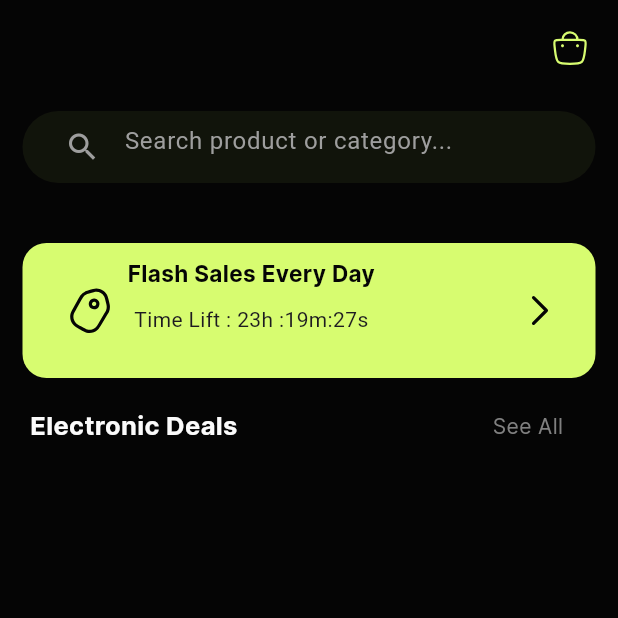
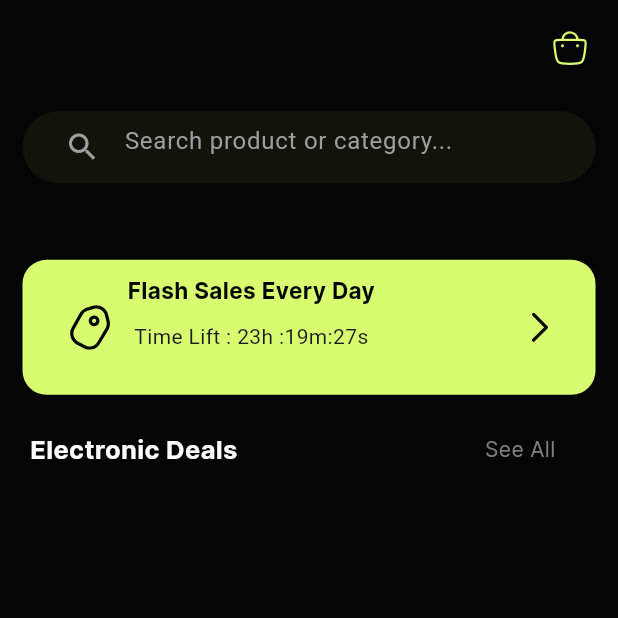
Before and after one commit to ahmdZhran/e-commerce, a Flutter app: the HomeView screen opened by its route, on a phone screen of 412 x 824 dp, the top half of it. Run offline on Flutter 3.47's test engine with Material 3 defaults, Android fonts, the phone set to English and light mode, and no system bars; our stand-ins replace dio, flutter_bloc, flutter_svg, fluttertoast, get_it, go_router and 4 more; accounts and stored records are empty.

Commit message:
refactor our code

```diff
--- a/lib/features/home/presentation/view/home_view.dart
+++ b/lib/features/home/presentation/view/home_view.dart
@@ -6,40 +6,45 @@ import 'package:e_commerce/features/home/presentation/widgets/see_all_text.dart'
 import 'package:flutter/material.dart';
 
 class HomeView extends StatelessWidget {
-  const HomeView({super.key});
+  const HomeView({Key? key}) : super(key: key);
 
   @override
   Widget build(BuildContext context) {
-    return const Scaffold(
+    // Get the screen size
+    final screenSize = MediaQuery.of(context).size;
+
+    return Scaffold(
       body: SafeArea(
         child: CustomScrollView(
           slivers: [
-          SliverToBoxAdapter(
+            const SliverToBoxAdapter(
               child: CartHeadIcon(),
             ),
-          SliverToBoxAdapter(
+            const SliverToBoxAdapter(
               child: CustomSearchBar(),
             ),
             SliverToBoxAdapter(
               child: SizedBox(
-              height: 30,
+                height: screenSize.height * 0.05,
               ),
             ),
+            const SliverToBoxAdapter(
+              child: FlashSalesContainer(),
+            ),
             SliverToBoxAdapter(
-            child: FlachSalesContainer(),
-          ),
-          SliverToBoxAdapter(child: SizedBox(height: 20)),
+                child: SizedBox(height: screenSize.height * 0.03)),
             SliverToBoxAdapter(
               child: Row(
                 children: [
-                ElectronicDealsText(),
-                SizedBox(width: 170),
-                SeeAllText()
+                  const ElectronicDealsText(),
+                  SizedBox(width: screenSize.width * 0.4),
+                  const SeeAllText(),
                 ],
               ),
-          )
+            ),
           ],
         ),
-    ));
+      ),
+    );
   }
 }
--- a/lib/features/home/presentation/widgets/flash_sales_container.dart
+++ b/lib/features/home/presentation/widgets/flash_sales_container.dart
@@ -2,8 +2,8 @@ import 'package:e_commerce/core/utls/app_color.dart';
 import 'package:e_commerce/features/home/presentation/widgets/titles_flash_sales.dart';
 import 'package:flutter/material.dart';
 
-class FlachSalesContainer extends StatelessWidget {
-  const FlachSalesContainer({super.key});
+class FlashSalesContainer extends StatelessWidget {
+  const FlashSalesContainer({super.key});
 
   @override
   Widget build(BuildContext context) {
```
Lines whose indentation alone changed are shown as unchanged.
